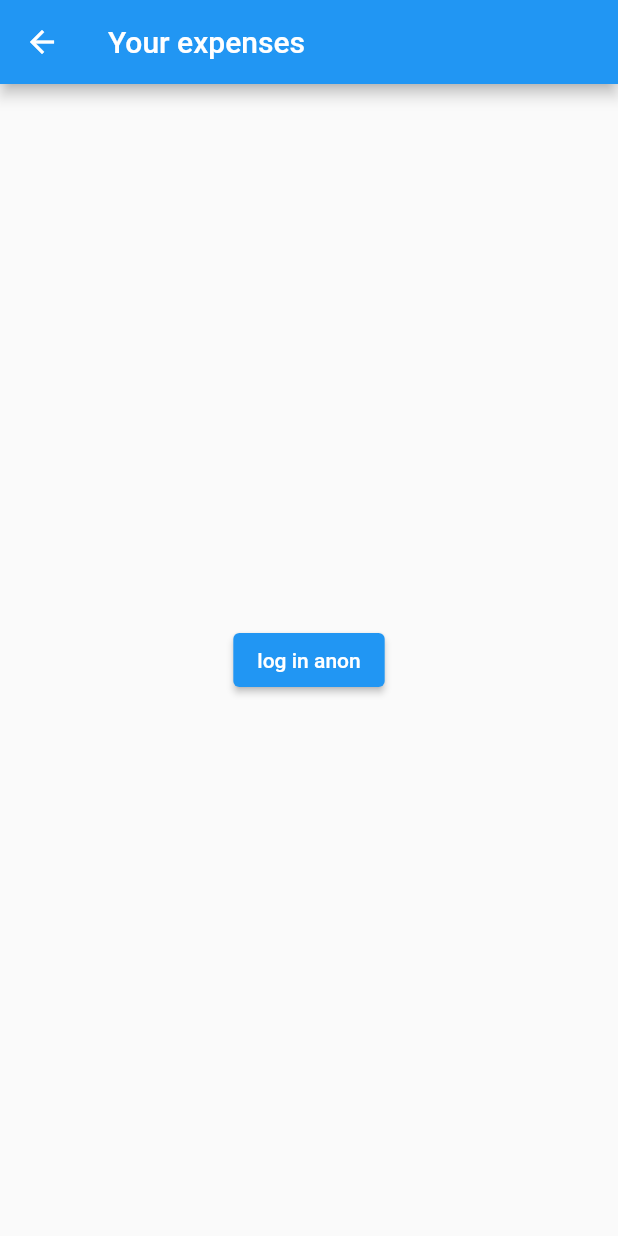
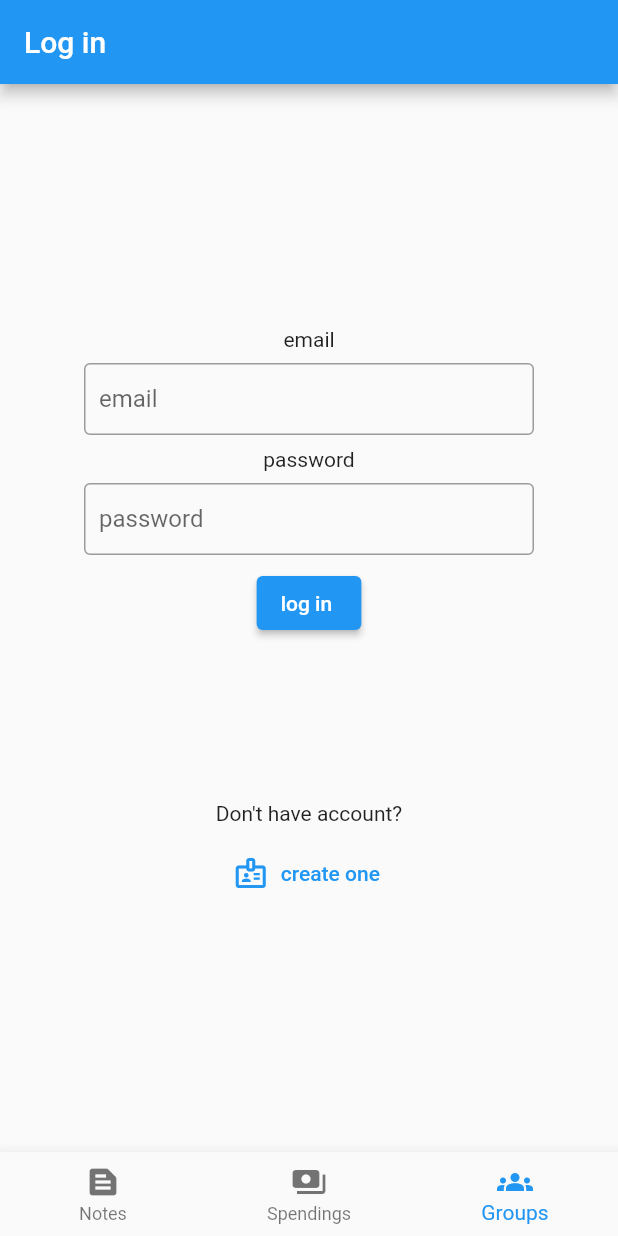
Before and after one commit to msjtw/listSplit, a Flutter app: the screen it shows after launch, item 3 of the bottom bar chosen, after a tap on "log in", on a phone screen of 412 x 824 dp. Run offline on Flutter 3.47's test engine with Material 2 defaults, Android fonts, the phone set to English and light mode, and no system bars; our stand-ins replace firebase_auth, firebase_core, flutter_riverpod, objectbox; accounts and stored records are empty; generated files the repository leaves out were written again; network calls fail.

Commit message:
login with email

```diff
--- a/lib/main.dart
+++ b/lib/main.dart
@@ -7,14 +7,11 @@ import 'services/save/objectbox.dart';
 import 'package:firebase_core/firebase_core.dart';
 import 'firebase_options.dart';
 
-import 'services/firebase/auth_service.dart';
-
 //import 'theme.dart';
 import 'views/alllistview.dart';
 import 'views/socialview.dart';
 
 late ObjectBox objectbox;
-late AuthService firebaseAuth;
 
 Future<void> main() async {
   WidgetsFlutterBinding.ensureInitialized();
@@ -24,7 +21,6 @@ Future<void> main() async {
   );
 
   objectbox = await ObjectBox.create();
-  firebaseAuth = AuthService();
 
   runApp(
     const ProviderScope(
@@ -76,7 +72,7 @@ class HomePage extends ConsumerWidget {
       case 1:
         return const SpendingView();
       case 2:
-        return const SocialView();
+        return const AuthStateCheck();
     }
     return Container();
   }
--- a/lib/providers/authprovider.dart
+++ b/lib/providers/authprovider.dart
@@ -1,19 +1,12 @@
 import 'package:flutter_riverpod/flutter_riverpod.dart';
 import 'package:firebase_auth/firebase_auth.dart';
-import 'package:list_split/main.dart';
+import 'package:list_split/services/firebase/auth_service.dart';
 
-class UserNotifier extends Notifier<User?> {
-  @override
-  User? build() {
-    return null;
-  }
+// provider to access the FirebaseAuth instance
+final firebaseAuthProvider = Provider<AuthService>((ref) {
+  return AuthService(FirebaseAuth.instance);
+});
 
-  void anonSingIn() async {
-    print('a tu');
-    state = await firebaseAuth.anonSingIn();
-  }
-}
-
-final userProvider = NotifierProvider<UserNotifier, User?>(() {
-  return UserNotifier();
+final authStateProvider = StreamProvider<User?>((ref) {
+  return ref.read(firebaseAuthProvider).authStateChange;
 });
--- a/lib/services/bnb.dart
+++ b/lib/services/bnb.dart
@@ -32,8 +32,8 @@ class _BNBState extends ConsumerState<BNB> {
           label: 'Spendings',
         ),
         BottomNavigationBarItem(
-          icon: Icon(Icons.payments),
-          label: 'Social',
+          icon: Icon(Icons.groups),
+          label: 'Groups',
         ),
       ],
       currentIndex: _selectedIndex,
--- a/lib/views/alllistview.dart
+++ b/lib/views/alllistview.dart
@@ -18,7 +18,7 @@ class AllListView extends ConsumerWidget {
       appBar: AppBar(
         title: const Text('Your shopping lists'),
       ),
-      bottomNavigationBar: BNB(),
+      bottomNavigationBar: const BNB(),
       body: ListView.builder(
         itemCount: shoppingLists.length,
         itemBuilder: (BuildContext context, int index) {
--- a/lib/views/auth_views/login_view.dart
+++ b/lib/views/auth_views/login_view.dart
@@ -1,6 +1,7 @@
 import 'package:flutter/material.dart';
 import 'package:flutter_riverpod/flutter_riverpod.dart';
 import 'package:list_split/providers/authprovider.dart';
+import 'package:list_split/services/bnb.dart';
 
 class LoginView extends ConsumerStatefulWidget {
   const LoginView({super.key});
@@ -10,24 +11,99 @@ class LoginView extends ConsumerStatefulWidget {
 }
 
 class _LoginViewState extends ConsumerState<LoginView> {
+  late TextEditingController _loginController;
+  late TextEditingController _passwordController;
+
+  @override
+  void initState() {
+    super.initState();
+    _loginController = TextEditingController();
+    _passwordController = TextEditingController();
+  }
+
+  @override
+  void dispose() {
+    _loginController.dispose();
+    _passwordController.dispose();
+    super.dispose();
+  }
+
   @override
   Widget build(BuildContext context) {
     return Scaffold(
       appBar: AppBar(
-        title: const Text('Your expenses'),
+        title: const Text('Log in'),
       ),
-      body: Center(
-        child: ElevatedButton(
-          onPressed: () {
-            ref.read(userProvider.notifier).anonSingIn;
-            var user = ref.read(userProvider);
-            if (user != null) {
-              Navigator.pop(context);
-            } else {
-              print(user);
-            }
-          },
-          child: const Text('log in anon'),
+      bottomNavigationBar: const BNB(),
+      body: Padding(
+        padding: const EdgeInsets.all(8.0),
+        child: Center(
+          child: SingleChildScrollView(
+            child: Column(
+              mainAxisAlignment: MainAxisAlignment.center,
+              children: [
+                const Padding(
+                  padding: EdgeInsets.all(8.0),
+                  child: Text('email'),
+                ),
+                SizedBox(
+                  width: 300,
+                  child: TextField(
+                    controller: _loginController,
+                    decoration: const InputDecoration(
+                      labelText: 'email',
+                      border: OutlineInputBorder(),
+                      contentPadding:
+                          EdgeInsets.symmetric(vertical: 10, horizontal: 10),
+                    ),
+                    maxLines: 1,
+                    keyboardType: TextInputType.emailAddress,
+                  ),
+                ),
+                const Padding(
+                  padding: EdgeInsets.all(8.0),
+                  child: Text('password'),
+                ),
+                SizedBox(
+                  width: 300,
+                  child: TextField(
+                    controller: _passwordController,
+                    decoration: const InputDecoration(
+                      labelText: 'password',
+                      border: OutlineInputBorder(),
+                      contentPadding:
+                          EdgeInsets.symmetric(vertical: 10, horizontal: 10),
+                    ),
+                    maxLines: 1,
+                    obscureText: true,
+                    enableSuggestions: false,
+                    autocorrect: false,
+                  ),
+                ),
+                Padding(
+                  padding: const EdgeInsets.all(8.0),
+                  child: ElevatedButton(
+                    onPressed: () {
+                      ref.read(firebaseAuthProvider).signInWithEmailAndPassword(
+                          _loginController.text, _passwordController.text);
+                    },
+                    child: const Text('log in '),
+                  ),
+                ),
+                const SizedBox(
+                  height: 100,
+                ),
+                const Text("Don't have account?"),
+                Padding(
+                  padding: const EdgeInsets.all(8.0),
+                  child: TextButton.icon(
+                      onPressed: () {},
+                      icon: const Icon(Icons.badge_outlined),
+                      label: const Text('create one ')),
+                )
+              ],
+            ),
+          ),
         ),
       ),
     );
--- a/lib/views/shoppingview.dart
+++ b/lib/views/shoppingview.dart
@@ -43,9 +43,9 @@ class _ShoppingViewState extends State<ShoppingView> {
         padding: const EdgeInsets.all(8.0),
         child: Column(
           children: [
-            Row(
+            const Row(
               mainAxisAlignment: MainAxisAlignment.spaceAround,
-              children: const [
+              children: [
                 Icon(Icons.list_alt),
                 Icon(Icons.shopping_cart_checkout),
               ],
--- a/lib/views/socialview.dart
+++ b/lib/views/socialview.dart
@@ -3,63 +3,52 @@ import 'package:flutter/material.dart';
 import 'package:flutter_riverpod/flutter_riverpod.dart';
 import 'package:list_split/providers/authprovider.dart';
 import 'package:list_split/views/auth_views/login_view.dart';
+import 'package:list_split/views/splash_view.dart';
 
 import '../services/bnb.dart';
 
+class AuthStateCheck extends ConsumerWidget {
+  const AuthStateCheck({super.key});
+
+  @override
+  Widget build(BuildContext context, WidgetRef ref) {
+    final authState = ref.watch(authStateProvider);
+
+    return authState.when(
+      data: (user) {
+        if (user != null) return SocialView(user);
+        return const LoginView();
+      },
+      error: (error, stackTrace) => const LoginView(),
+      loading: () => const SplashView(),
+    );
+  }
+}
+
 class SocialView extends ConsumerStatefulWidget {
-  const SocialView({super.key});
+  const SocialView(this.user, {super.key});
+
+  final User user;
 
   @override
   ConsumerState<ConsumerStatefulWidget> createState() => _SocialViewState();
 }
 
 class _SocialViewState extends ConsumerState<SocialView> {
-  // if (user == null) {
-  //   Navigator.of(context).push(
-  //     MaterialPageRoute(
-  //       builder: (context) => const LoginView(),
-  //     ),
-  //   );
-  // }
-
   @override
   Widget build(BuildContext context) {
-    User? user = ref.watch(userProvider);
-
     return Scaffold(
-      appBar: AppBar(
-        title: const Text('Your groups'),
-      ),
-      bottomNavigationBar: const BNB(),
-      body: user != null ? socialView(context, user) : loginView(context),
-    );
-  }
-
-  Widget loginView(context) {
-    return Center(
-      child: Column(
-        mainAxisAlignment: MainAxisAlignment.center,
-        children: [
-          ElevatedButton(
-            onPressed: () {
-              Navigator.of(context).push(
-                MaterialPageRoute(
-                  builder: (context) => const LoginView(),
-                ),
-              );
-            },
-            child: const Text('log in'),
-          ),
-          TextButton(
-            onPressed: () {},
-            child: const Text('create account'),
-          ),
-        ],
-      ),
-    );
-  }
-
-  Widget socialView(context, user) {
-    return Container();
+        appBar: AppBar(
+          title: const Text('Your groups'),
+          actions: [
+            IconButton(
+                onPressed: () => ref.read(firebaseAuthProvider).signOut(),
+                icon: const Icon(Icons.logout))
+          ],
+        ),
+        bottomNavigationBar: const BNB(),
+        body: Center(
+          child: Text(widget.user.uid),
+        ));
   }
 }
--- a/lib/views/spendingview.dart
+++ b/lib/views/spendingview.dart
@@ -1,6 +1,5 @@
 import 'package:flutter/material.dart';
 import 'package:flutter_riverpod/flutter_riverpod.dart';
-import 'package:list_split/services/save/objectbox.g.dart';
 
 import '../services/bnb.dart';
 
--- /dev/null
+++ b/lib/views/splash_view.dart
@@ -0,0 +1,14 @@
+import 'package:flutter/material.dart';
+
+class SplashView extends StatelessWidget {
+  const SplashView({Key? key}) : super(key: key);
+
+  @override
+  Widget build(BuildContext context) {
+    return const Scaffold(
+      body: Center(
+        child: CircularProgressIndicator(),
+      ),
+    );
+  }
+}
```
Also changed, not shown: lib/services/firebase/auth_service.dart (+46 -11 lines).
